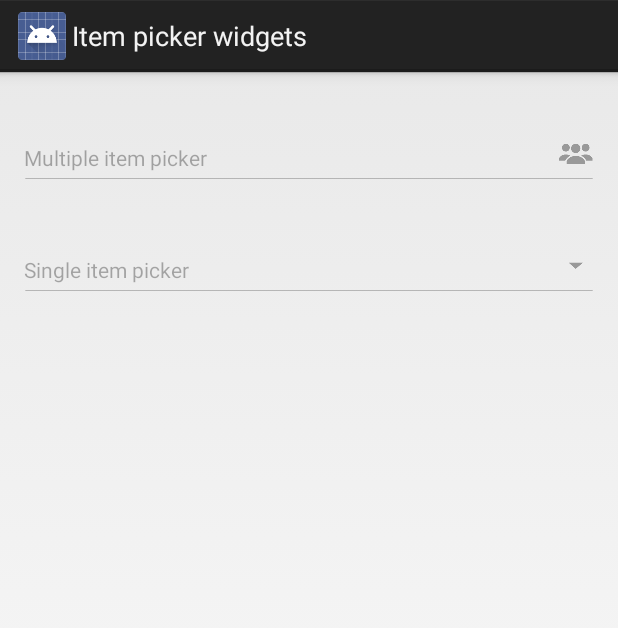
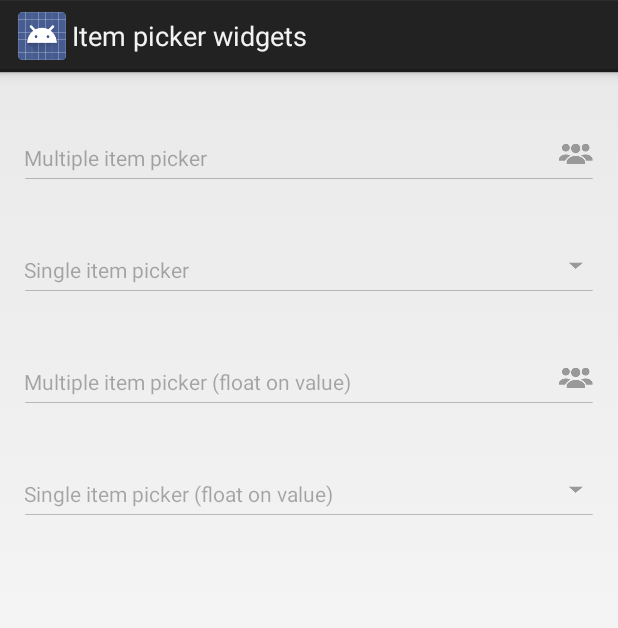
Before and after one commit to marvinlabs/android-floatinglabel-widgets, an Android app: the screen it shows after launch (MainActivity), after a tap on "Item picker widgets", on a phone screen of 412 x 824 dp. Shown: the top 628 px of the screen. Run offline under Robolectric (Android 15) with nearby library versions, the phone set to English and light mode, and no system bars; 2 other taps on this screen came first.

Commit message:
float on focus for item pickers

```diff
--- a/demo/src/main/java/com/marvinlabs/widget/floatinglabel/demo/ItemWidgetsFragment.java
+++ b/demo/src/main/java/com/marvinlabs/widget/floatinglabel/demo/ItemWidgetsFragment.java
@@ -22,6 +22,8 @@ public class ItemWidgetsFragment extends Fragment implements ItemPickerListener<
 
     FloatingLabelItemPicker<String> picker1;
     FloatingLabelItemPicker<String> picker2;
+    FloatingLabelItemPicker<String> picker3;
+    FloatingLabelItemPicker<String> picker4;
 
     public static ItemWidgetsFragment newInstance() {
         return new ItemWidgetsFragment();
@@ -70,6 +72,41 @@ public class ItemWidgetsFragment extends Fragment implements ItemPickerListener<
             }
         });
 
+        picker3 = (FloatingLabelItemPicker<String>) root.findViewById(R.id.picker3);
+        picker3.setItemPickerListener(this);
+        picker3.setAvailableItems(new ArrayList<String>(Arrays.asList("Item 1.1", "Item 1.2", "Item 1.3", "Item 1.4", "Item 1.5", "Item 1.6", "Item 1.7", "Item 1.8")));
+        picker3.setWidgetListener(new FloatingLabelItemPicker.OnWidgetEventListener<String>() {
+            @Override
+            public void onShowItemPickerDialog(FloatingLabelItemPicker<String> source) {
+                StringPickerDialogFragment itemPicker3 = StringPickerDialogFragment.newInstance(
+                        source.getId(),
+                        "Picker 3",
+                        "OK", "Cancel",
+                        true,
+                        source.getSelectedIndices(),
+                        new ArrayList<String>(source.getAvailableItems()));
+                itemPicker3.setTargetFragment(ItemWidgetsFragment.this, 0);
+                itemPicker3.show(getChildFragmentManager(), "ItemPicker3");
+            }
+        });
+
+        picker4 = (FloatingLabelItemPicker<String>) root.findViewById(R.id.picker4);
+        picker4.setItemPickerListener(this);
+        picker4.setAvailableItems(new ArrayList<String>(Arrays.asList("Item 2.1", "Item 2.2", "Item 2.3", "Item 2.4")));
+        picker4.setWidgetListener(new FloatingLabelItemPicker.OnWidgetEventListener<String>() {
+            @Override
+            public void onShowItemPickerDialog(FloatingLabelItemPicker source) {
+                StringPickerDialogFragment itemPicker4 = StringPickerDialogFragment.newInstance(
+                        source.getId(),
+                        "Picker 4",
+                        "OK", "Cancel",
+                        false,
+                        source.getSelectedIndices(),
+                        new ArrayList<String>(source.getAvailableItems()));
+                itemPicker4.setTargetFragment(ItemWidgetsFragment.this, 0);
+                itemPicker4.show(getChildFragmentManager(), "ItemPicker4");
+            }
+        });
         return root;
     }
 
@@ -92,6 +129,10 @@ public class ItemWidgetsFragment extends Fragment implements ItemPickerListener<
             picker1.setSelectedIndices(selectedIndices);
         } else if (pickerId == R.id.picker2) {
             picker2.setSelectedIndices(selectedIndices);
+        } else if (pickerId == R.id.picker3) {
+            picker3.setSelectedIndices(selectedIndices);
+        } else if (pickerId == R.id.picker4) {
+            picker4.setSelectedIndices(selectedIndices);
         }
     }
 }
--- a/demo/src/main/res/layout/fragment_item_widgets.xml
+++ b/demo/src/main/res/layout/fragment_item_widgets.xml
@@ -30,5 +30,22 @@
             android:layout_marginBottom="15dp"
             app:flw_labelText="Single item picker" />
 
+        <com.marvinlabs.widget.floatinglabel.itempicker.FloatingLabelItemPicker
+            android:id="@+id/picker3"
+            android:layout_width="match_parent"
+            android:layout_height="wrap_content"
+            android:layout_marginBottom="15dp"
+            android:drawableRight="@drawable/ic_users"
+            app:flw_floatTrigger="setValue"
+            app:flw_labelText="Multiple item picker (float on value)" />
+
+        <com.marvinlabs.widget.floatinglabel.itempicker.FloatingLabelItemPicker
+            android:id="@+id/picker4"
+            android:layout_width="match_parent"
+            android:layout_height="wrap_content"
+            android:layout_marginBottom="15dp"
+            app:flw_floatTrigger="setValue"
+            app:flw_labelText="Single item picker (float on value)" />
+
     </LinearLayout>
 </ScrollView>
--- a/library/src/main/java/com/marvinlabs/widget/floatinglabel/itempicker/FloatingLabelItemPicker.java
+++ b/library/src/main/java/com/marvinlabs/widget/floatinglabel/itempicker/FloatingLabelItemPicker.java
@@ -198,9 +198,10 @@ public class FloatingLabelItemPicker<ItemT> extends FloatingLabelTextViewBase<Te
                 getInputWidget().setText("");
             } else {
                 getInputWidget().setText(getItemPrinter().printCollection(selectedItems));
+                if(floatLabelTrigger.isSetValue()) {
                     floatLabel();
                 }
-
+            }
         if (itemPickerListener!=null) itemPickerListener.onSelectionChanged(this, selectedItems);
     }
 
@@ -248,6 +249,9 @@ public class FloatingLabelItemPicker<ItemT> extends FloatingLabelTextViewBase<Te
     OnClickListener inputWidgetClickListener = new OnClickListener() {
         @Override
         public void onClick(View v) {
+            if (floatLabelTrigger.isFocus()) {
+                floatLabel();
+            }
             requestShowPicker();
         }
     };
```
Lines whose indentation alone changed are shown as unchanged.
